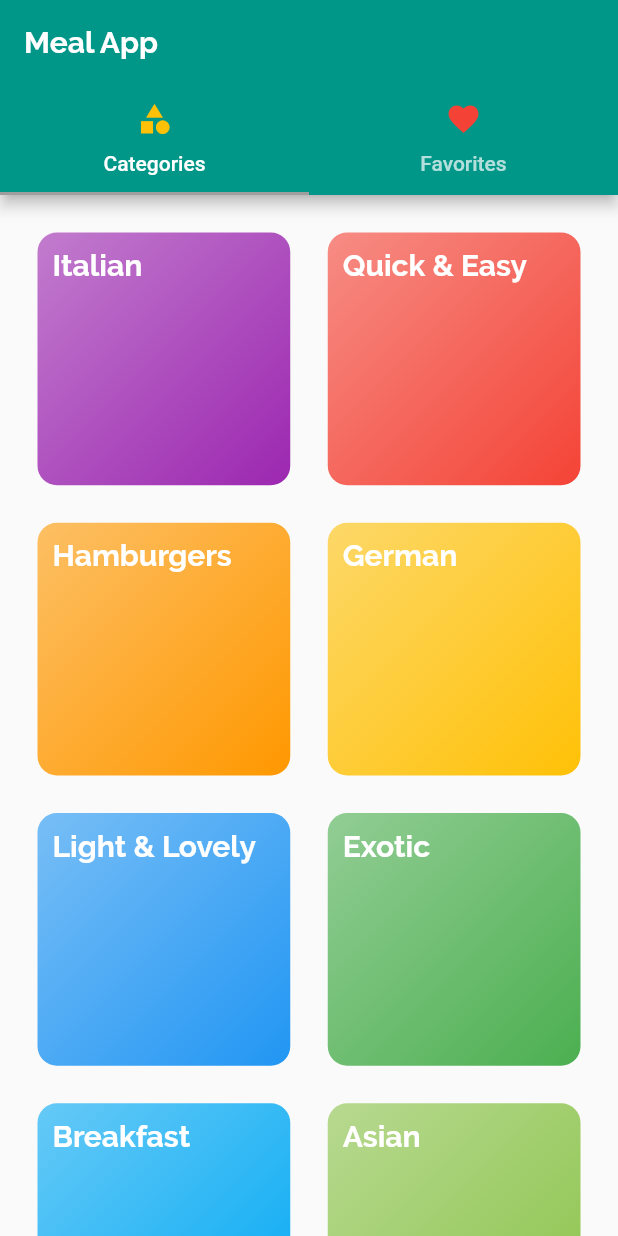
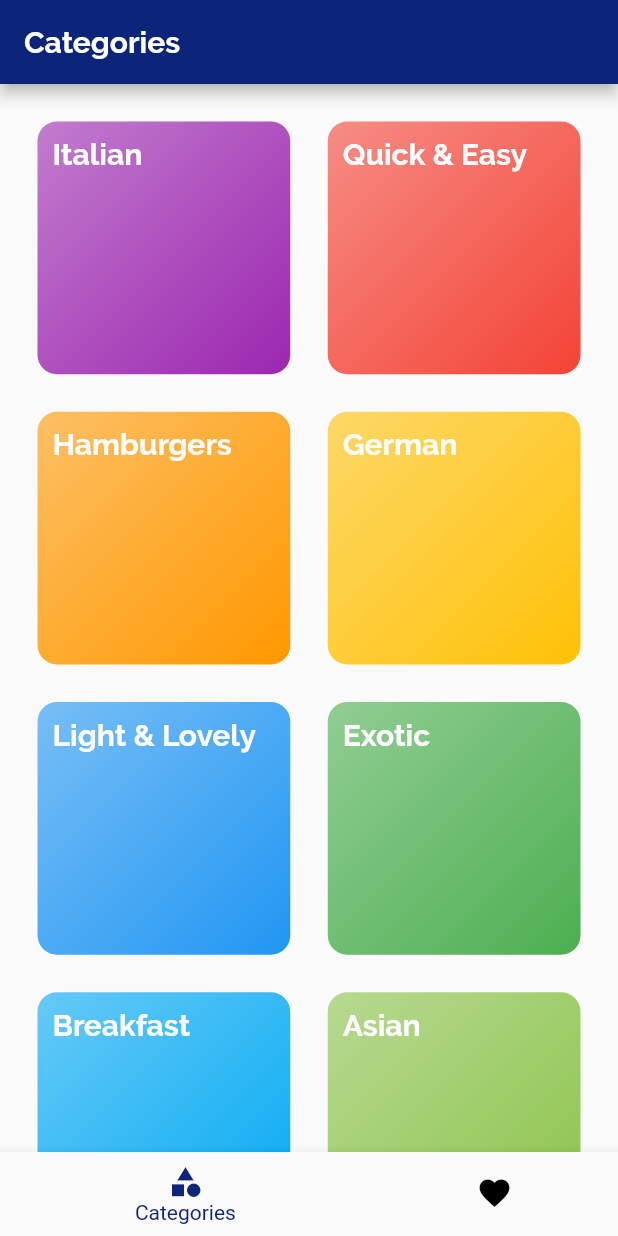
Before and after one commit to Wasim-Zaman/meal_application_using_flutter, a Flutter app: the screen it shows after launch, on a phone screen of 412 x 824 dp. Run offline on Flutter 3.47's test engine with Material 2 defaults, Android fonts, the phone set to English and light mode, and no system bars.

Commit message:
bottom tabs feature added

```diff
--- a/lib/other/main.dart
+++ b/lib/other/main.dart
@@ -2,7 +2,7 @@ import 'package:flutter/material.dart';
 
 import '../screens/category_recipe_screen.dart';
 import '../screens/meal_categories_screen.dart';
-import '../screens/tabs_screen.dart';
+import '../screens/tabs_screen_bottom.dart';
 import '../screens/meal_detail_screen.dart';
 import '../themes/theme_data.dart';
 
@@ -22,7 +22,7 @@ class MyApp extends StatelessWidget {
       // home: const MealCategory(),
       initialRoute: "/",
       routes: {
-        '/': (context) => const TabScreen(),
+        '/': (context) => const TabsScreenBottom(),
         CategoryRecipe.screenName: (context) => const CategoryRecipe(),
         MealDetail.screenName: (context) => const MealDetail(),
       },
--- a/lib/screens/tabs_screen.dart
+++ b/lib/screens/tabs_screen.dart
@@ -3,47 +3,40 @@ import 'package:flutter/material.dart';
 import '../screens/meal_categories_screen.dart';
 import '../screens/favorites_screen.dart';
 
-class TabScreen extends StatefulWidget {
+class TabScreen extends StatelessWidget {
   const TabScreen({super.key});
 
-  @override
-  State<TabScreen> createState() => _TabScreenState();
-}
-
-class _TabScreenState extends State<TabScreen> {
   @override
   Widget build(BuildContext context) {
     return DefaultTabController(
       length: 2,
       child: Scaffold(
         appBar: AppBar(
-          title: const Text('Meal App'),
+          title: const Text(
+            "Meal App",
+          ),
           bottom: const TabBar(
-            // isScrollable: true,
-
             tabs: [
               Tab(
-                icon: Icon(
-                  Icons.category,
-                  color: Colors.amber,
-                ),
-                text: "Categories",
+                icon: Icon(Icons.category, color: Colors.amber),
+                text: "Category",
               ),
               Tab(
                 icon: Icon(
-                  Icons.favorite_sharp,
+                  Icons.favorite,
                   color: Colors.red,
                 ),
-                text: "Favorites",
+                text: "Favorite",
               ),
             ],
           ),
         ),
-        body: const TabBarView(children: [
-          // Here we will specify screens
-          MealCategory(),
-          FavoritesScreen(),
-        ]),
+        body: const TabBarView(
+          children: [
+            MealCategory(),
+            FavoritesScreen(),
+          ],
+        ),
       ),
     );
   }
--- /dev/null
+++ b/lib/screens/tabs_screen_bottom.dart
@@ -0,0 +1,68 @@
+import 'package:flutter/material.dart';
+
+import './favorites_screen.dart';
+import './meal_categories_screen.dart';
+
+class TabsScreenBottom extends StatefulWidget {
+  const TabsScreenBottom({super.key});
+
+  @override
+  State<TabsScreenBottom> createState() => _TabsScreenBottomState();
+}
+
+class _TabsScreenBottomState extends State<TabsScreenBottom> {
+  // We need to control the pages explicitly
+  // For that we need the index number of the page we want to control
+  int _selectedIndex = 0;
+
+  // Instead of that we also need the list of the pages.
+  final List<Map<String, dynamic>> _pages = const [
+    {
+      "page": MealCategory(),
+      "title": "Categories",
+    },
+    {
+      "page": FavoritesScreen(),
+      "title": "Favorites",
+    },
+  ];
+
+  @override
+  Widget build(BuildContext context) {
+    return Scaffold(
+      appBar: AppBar(
+        title: Text(_pages[_selectedIndex]['title']),
+        backgroundColor: Theme.of(context).primaryColor,
+      ),
+      body: _pages[_selectedIndex]['page'],
+
+      // This is what we need for the bottom bar
+      bottomNavigationBar: BottomNavigationBar(
+        onTap: (value) {
+          setState(() {
+            _selectedIndex = value;
+          });
+        },
+        backgroundColor: Theme.of(context).primaryColor,
+        unselectedItemColor: Colors.black,
+        currentIndex: _selectedIndex,
+        selectedItemColor: Theme.of(context).primaryColor,
+        // iconSize: 36,
+        type: BottomNavigationBarType.shifting,
+        items: const [
+          // this property need the BottomNavigationBarItem as element
+          BottomNavigationBarItem(
+            icon: Icon(Icons.category),
+            label: "Categories",
+            tooltip: "Categories",
+          ),
+          BottomNavigationBarItem(
+            icon: Icon(Icons.favorite),
+            label: "Favorite",
+            tooltip: "Favorite",
+          ),
+        ],
+      ),
+    );
+  }
+}
--- a/lib/themes/theme_data.dart
+++ b/lib/themes/theme_data.dart
@@ -2,13 +2,13 @@ import 'package:flutter/material.dart';
 
 ThemeData themeData() {
   return ThemeData(
-    colorScheme: ColorScheme.fromSwatch(
-      primarySwatch: Colors.teal,
-    ).copyWith(
-      secondary: Colors.grey,
-    ),
-    // primaryColor: const Color.fromRGBO(37, 27, 55, 1),
-    // accentColor: const Color.fromRGBO(255, 202, 202, 1),
+    // colorScheme: ColorScheme.fromSwatch(
+    //   primarySwatch: Colors.teal,
+    // ).copyWith(
+    //   secondary: Colors.grey,
+    // ),
+    primaryColor: const Color.fromRGBO(13, 36, 123, 1),
+    accentColor: const Color.fromRGBO(255, 136, 202, 1),
     textTheme: const TextTheme(
       // heading 6
       headline6: TextStyle(
```
